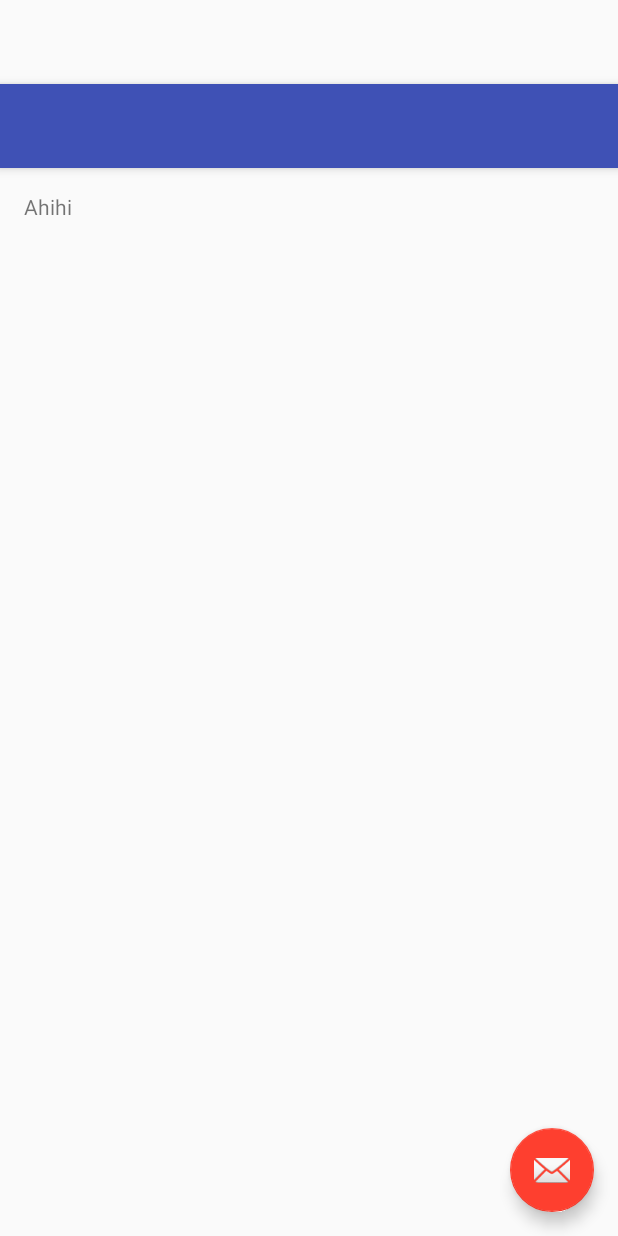
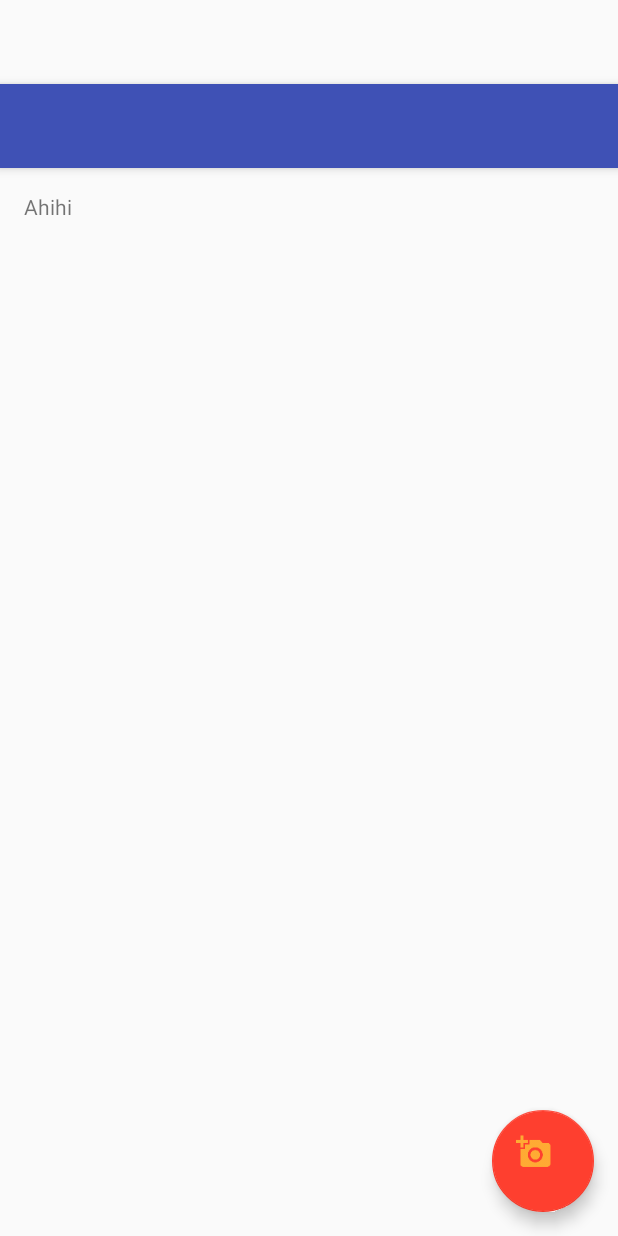
Before and after one commit to pdtran3k6/MealTracker, an Android app: the layout activity_main.xml on its own in the app's theme, with its tools: preview values and no code run, on a phone screen of 412 x 824 dp. Run offline under Robolectric (Android 15) with nearby library versions, the phone set to English and light mode, and no system bars.

Commit message:
Changed size, position, and id of FloatingActionButton

```diff
--- a/app/src/main/res/layout/activity_main.xml
+++ b/app/src/main/res/layout/activity_main.xml
@@ -24,11 +24,13 @@
     <include layout="@layout/content_main" />
 
     <android.support.design.widget.FloatingActionButton
-        android:id="@+id/fab"
-        android:layout_width="wrap_content"
-        android:layout_height="wrap_content"
+        android:layout_width="68dp"
+        android:layout_height="68dp"
+        android:clickable="true"
+        android:layout_margin="@dimen/fab_margin"
+        app:srcCompat="@drawable/ic_take_photos"
+        android:id="@+id/takePhotos"
         android:layout_gravity="bottom|end"
-        android:layout_margin="@dimen/fab_margin"
-        app:srcCompat="@android:drawable/ic_dialog_email" />
+        app:fabSize="normal" />
 
 </android.support.design.widget.CoordinatorLayout>
```
